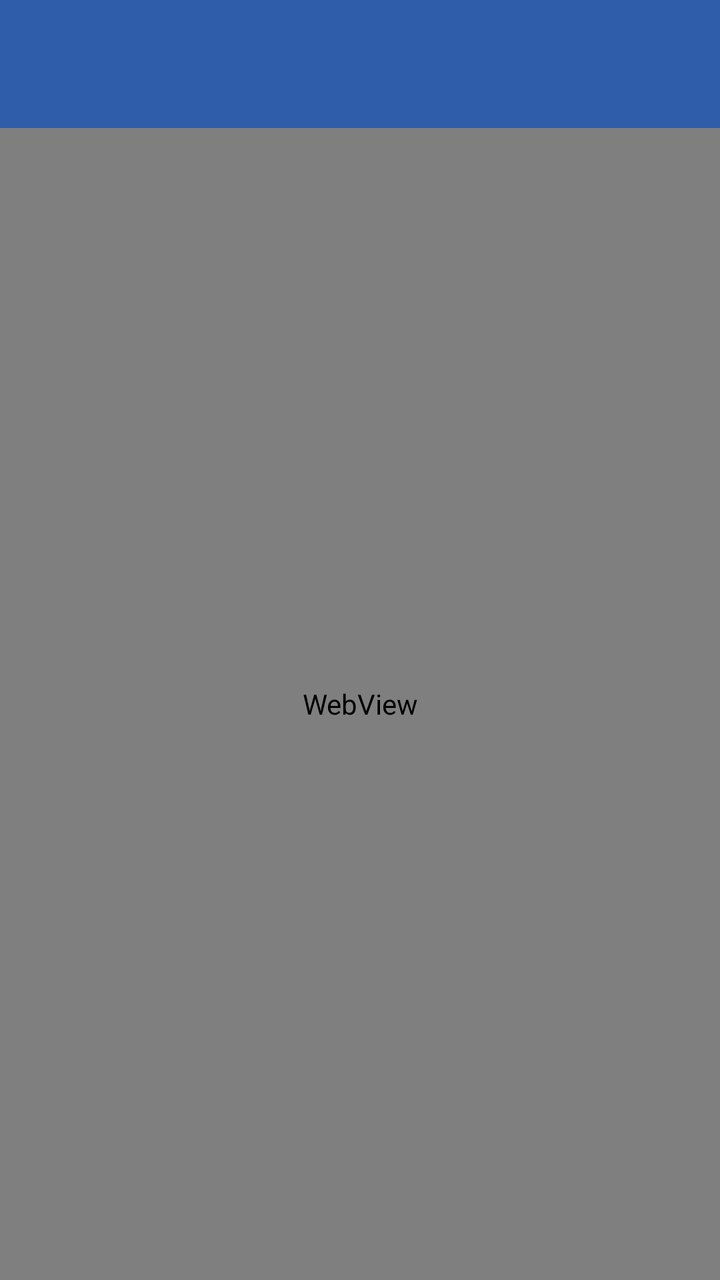
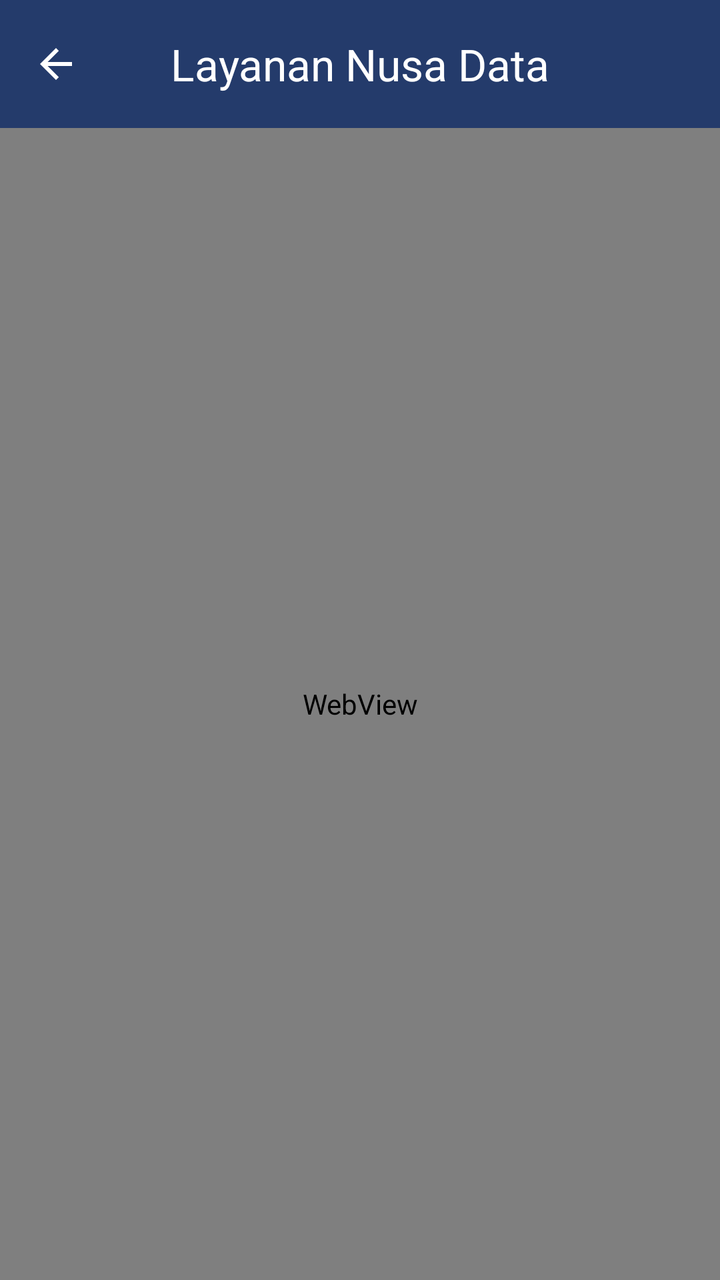

The first picture is an Android layout as it rendered before a commit; the second is the same layout after the commit. The layout source and the unified diff follow.
<!-- AndroidManifest.xml: application theme Theme.Nauraorbit -->
<!-- res/layout/activity_web_view.xml -->
<?xml version="1.0" encoding="utf-8"?>
<LinearLayout
    xmlns:android="http://schemas.android.com/apk/res/android"
    xmlns:app="http://schemas.android.com/apk/res-auto"
    android:orientation="vertical"
    android:layout_width="match_parent"
    android:layout_height="match_parent">

    
    <androidx.appcompat.widget.Toolbar
        android:id="@+id/toolbar"
        android:layout_width="match_parent"
        android:layout_height="wrap_content"
        android:background="@color/primary"
        android:title="Bina Desa"
        android:titleTextColor="@color/white"/>

    
    <WebView
        android:id="@+id/webView"
        android:layout_width="match_parent"
        android:layout_height="match_parent"/>

</LinearLayout>
<!-- resources referenced by this layout -->
<resources>
  <color name="primary">#2F5DA9</color>
  <color name="white">#FFFFFF</color>
  <style name="Theme.Nauraorbit" parent="Base.Theme.Nauraorbit" />
  <style name="Base.Theme.Nauraorbit" parent="Theme.Material3.DayNight.NoActionBar">
  
          
          <item name="colorPrimary">#1F3E73</item>
          <item name="colorOnPrimary">#FFFFFF</item>
  
          
          <item name="colorSecondary">#42A5F5</item>
  
          
          <item name="android:colorBackground">#FFFFFF</item>
  
      </style>
</resources>

<!-- the commit's change to res/layout/activity_web_view.xml (unified diff, before → after) -->
@@ -1,24 +1,44 @@
 <?xml version="1.0" encoding="utf-8"?>
-<LinearLayout
+<androidx.constraintlayout.widget.ConstraintLayout
     xmlns:android="http://schemas.android.com/apk/res/android"
     xmlns:app="http://schemas.android.com/apk/res-auto"
-    android:orientation="vertical"
     android:layout_width="match_parent"
-    android:layout_height="match_parent">
+    android:layout_height="match_parent"
+    android:background="#FFFFFF">
 
-    
-    <androidx.appcompat.widget.Toolbar
-        android:id="@+id/toolbar"
+    <com.google.android.material.appbar.AppBarLayout
+        android:id="@+id/appBar"
         android:layout_width="match_parent"
         android:layout_height="wrap_content"
-        android:background="@color/primary"
-        android:title="Bina Desa"
-        android:titleTextColor="@color/white"/>
+        app:layout_constraintTop_toTopOf="parent">
 
-    
+        <com.google.android.material.appbar.MaterialToolbar
+            android:id="@+id/toolbarWebView"
+            android:layout_width="match_parent"
+            android:layout_height="?attr/actionBarSize"
+            android:background="#243B6B"
+            app:title="Layanan Nusa Data"
+            app:titleCentered="true"
+            app:titleTextColor="#FFFFFF"
+            app:navigationIcon="@drawable/ic_back"
+            app:navigationIconTint="#FFFFFF"/>
+
+        <ProgressBar
+            android:id="@+id/progressBar"
+            style="@style/Widget.AppCompat.ProgressBar.Horizontal"
+            android:layout_width="match_parent"
+            android:layout_height="4dp"
+            android:indeterminate="false"
+            android:visibility="gone"/>
+    </com.google.android.material.appbar.AppBarLayout>
+
     <WebView
         android:id="@+id/webView"
-        android:layout_width="match_parent"
-        android:layout_height="match_parent"/>
+        android:layout_width="0dp"
+        android:layout_height="0dp"
+        app:layout_constraintTop_toBottomOf="@id/appBar"
+        app:layout_constraintBottom_toBottomOf="parent"
+        app:layout_constraintStart_toStartOf="parent"
+        app:layout_constraintEnd_toEndOf="parent"/>
 
-</LinearLayout>
+</androidx.constraintlayout.widget.ConstraintLayout>
<!-- resource entries referenced after the edit -->
@@ -1,19 +1,28 @@
 <!-- resources referenced by this layout -->
 <resources>
-  <color name="primary">#2F5DA9</color>
-  <color name="white">#FFFFFF</color>
+  <!-- drawable ic_back (drawable) -->
+  <?xml version="1.0" encoding="utf-8"?>
+  <vector xmlns:android="http://schemas.android.com/apk/res/android"
+      android:width="24dp"
+      android:height="24dp"
+      android:viewportWidth="24"
+      android:viewportHeight="24">
+  
+      <path
+          android:fillColor="#FFFFFF"
+          android:pathData="M20,11H7.83l5.59,-5.59L12,4l-8,8 8,8 1.41,-1.41L7.83,13H20v-2z"/>
+  </vector>
   <style name="Theme.Nauraorbit" parent="Base.Theme.Nauraorbit" />
   <style name="Base.Theme.Nauraorbit" parent="Theme.Material3.DayNight.NoActionBar">
   
-          
           <item name="colorPrimary">#1F3E73</item>
           <item name="colorOnPrimary">#FFFFFF</item>
   
-          
           <item name="colorSecondary">#42A5F5</item>
   
-          
           <item name="android:colorBackground">#FFFFFF</item>
+          <item name="android:windowLightStatusBar" tools:targetApi="m">true</item>
+          <item name="android:statusBarColor">#FFFFFF</item>
   
       </style>
 </resources>
